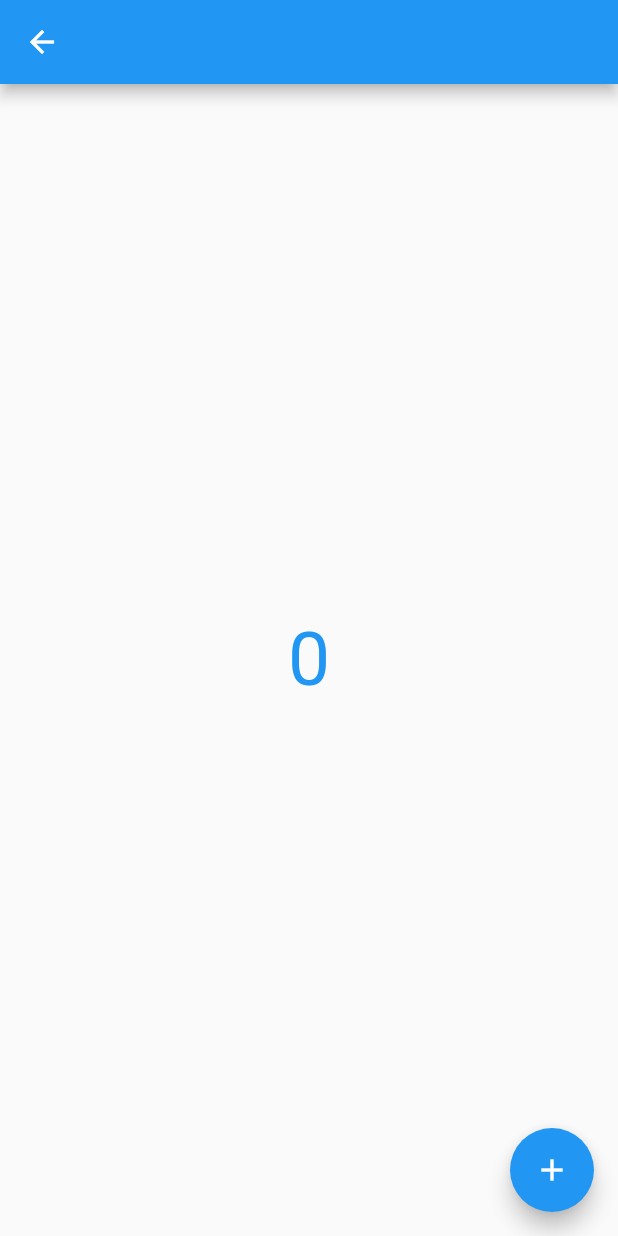
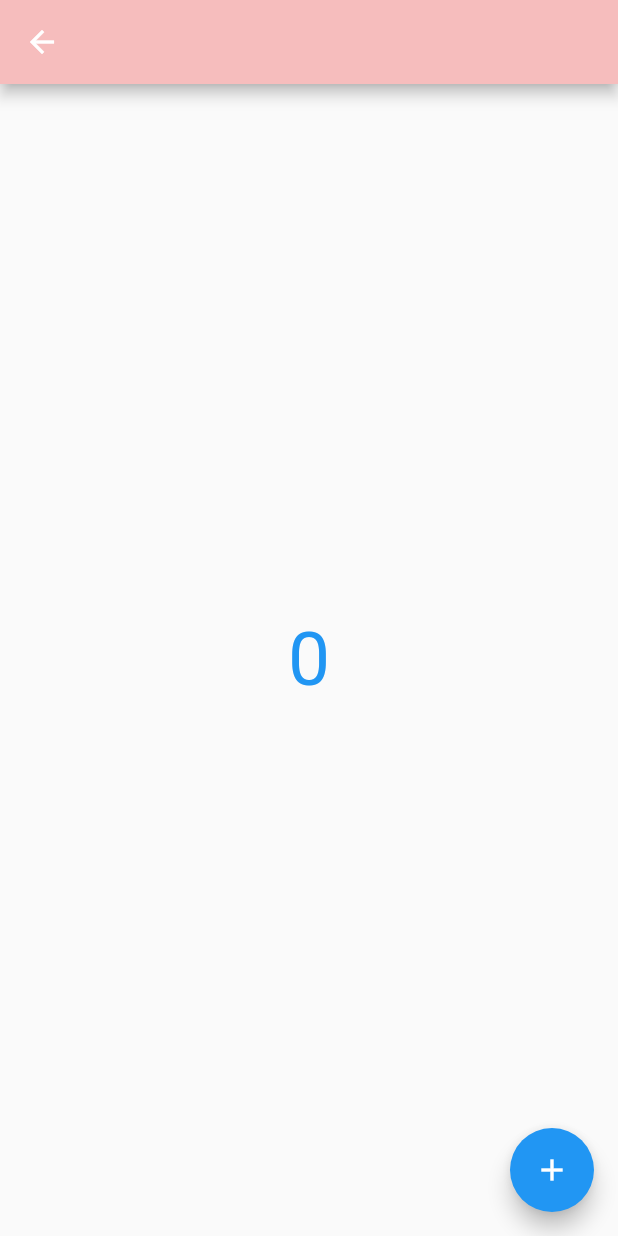
Before and after one commit to muhammad-michael-musthofa120/flutter_tugas8_mp_michael, a Flutter app: the screen it shows after launch, after a tap on the "format list numbered" icon, on a phone screen of 412 x 824 dp. Run offline on Flutter 3.47's test engine with Material 2 defaults, Android fonts, the phone set to English and light mode, and no system bars.

```diff
--- a/lib/main.dart
+++ b/lib/main.dart
@@ -162,6 +162,7 @@ class ThirdPage extends StatelessWidget {
     final args = ModalRoute.of(context)!.settings.arguments as Data;
     return Scaffold(
       appBar: AppBar(
+        backgroundColor: Color.fromARGB(255, 246, 189, 189),
         title: Text(''),
       ),
       body: Column(
```
